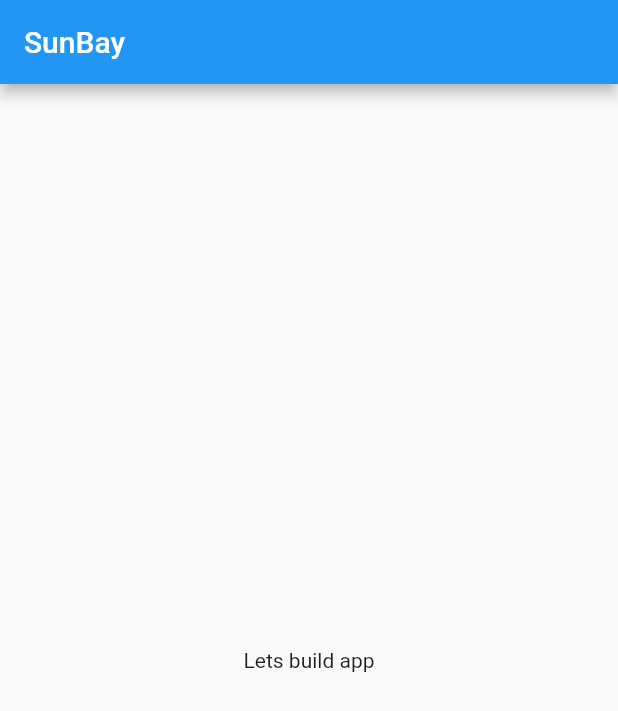
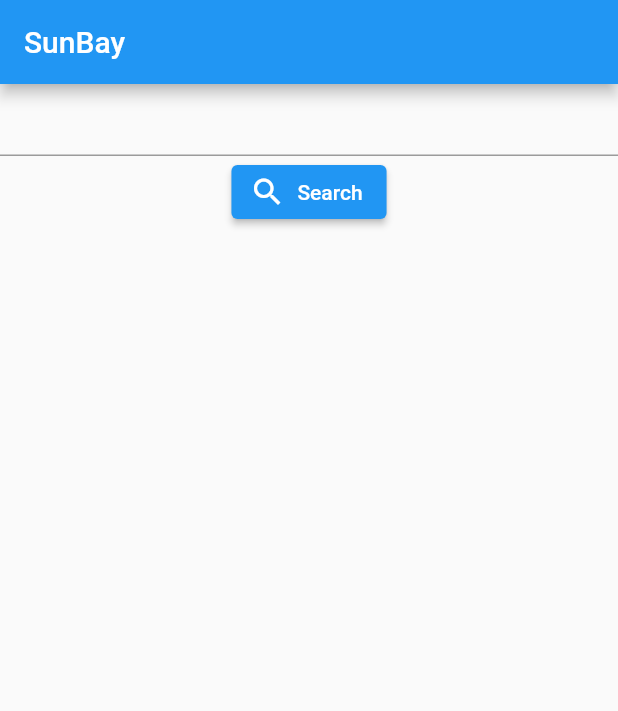
Before and after one commit to BGM-109/sunbay, a Flutter app: the screen it shows after launch, on a phone screen of 412 x 824 dp. Shown: the top 711 px of the screen. Run offline on Flutter 3.47's test engine with Material 2 defaults, Android fonts, the light colour scheme and no system bars.

Commit message:
add search bar

```diff
--- a/lib/main.dart
+++ b/lib/main.dart
@@ -9,15 +9,28 @@ class MyApp extends StatelessWidget {
 
   @override
   Widget build(BuildContext context) {
+    String? text;
+
     return MaterialApp(
-      home:Scaffold(
-        appBar: AppBar(
-          title: const Text("SunBay"),
-        ),
-        body: const Center(
-          child: Text("Lets build app")
-        ),
-      )
-    );
+        home: Scaffold(
+      appBar: AppBar(
+        title: const Text("SunBay"),
+      ),
+      body: Column(
+        children: [
+          TextField(
+            onChanged: (value) {
+              text = value;
+            },
+          ),
+          ElevatedButton.icon(
+              icon: const Icon(Icons.search_outlined),
+              onPressed: () {
+                print(text);
+              },
+              label: const Text("Search"))
+        ],
+      ),
+    ));
   }
 }
```
